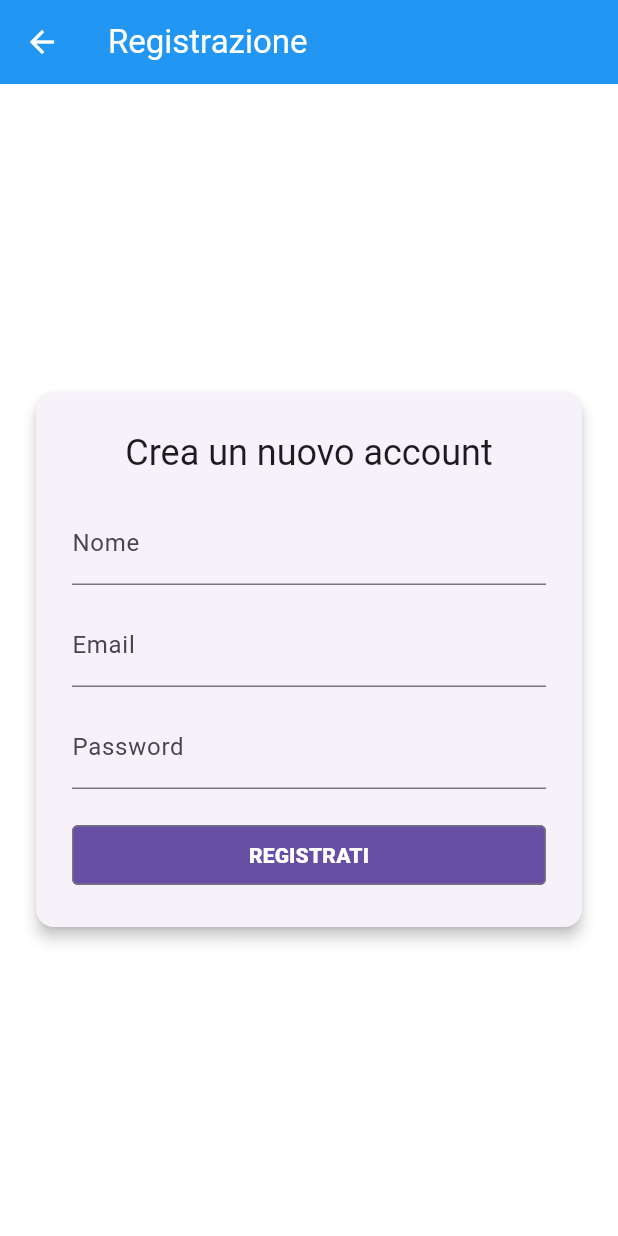
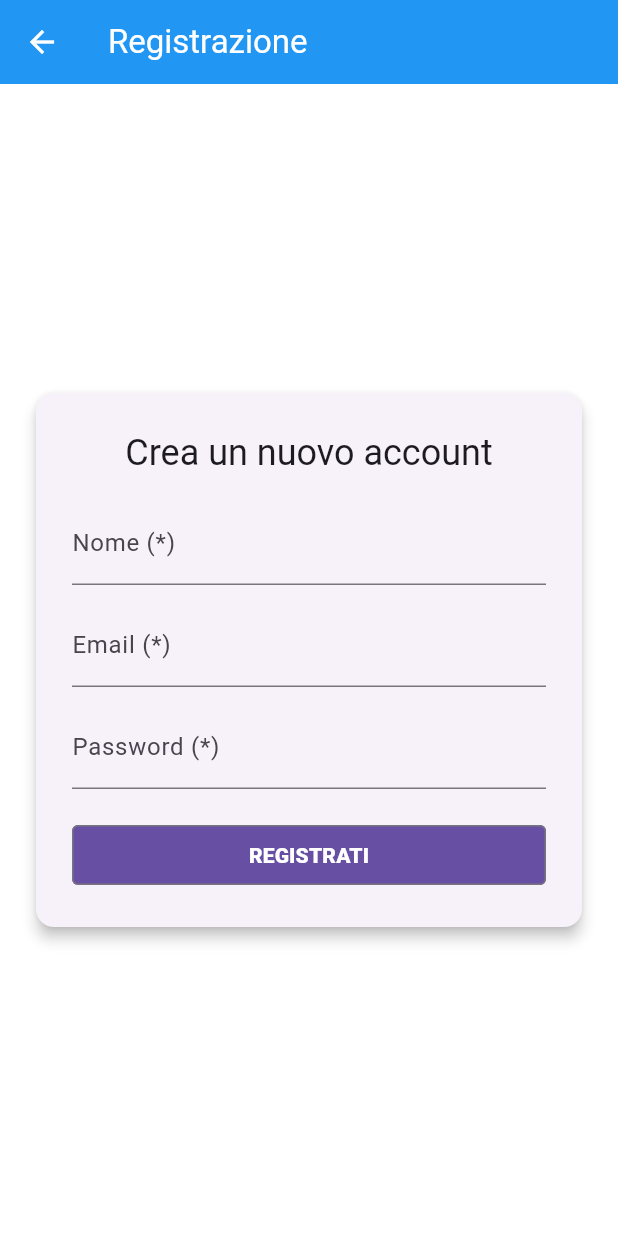
Before and after one commit to ilxBoschetto/splash, a Flutter app: the RegisterScreen screen opened by its route, on a phone screen of 412 x 824 dp. Run offline on Flutter 3.47's test engine with Material 3 defaults, Android fonts, the phone set to English and light mode, and no system bars; our stand-ins replace flutter_dotenv, flutter_map, geolocator, latlong2, shared_preferences; accounts and stored records are empty; network calls fail.

Commit message:
Added required information in register

```diff
--- a/application/lib/screens/register_screen.dart
+++ b/application/lib/screens/register_screen.dart
@@ -96,19 +96,19 @@ class _RegisterScreenState extends State<RegisterScreen> {
                     ),
                   TextField(
                     controller: nameController,
-                    decoration: const InputDecoration(labelText: 'Nome'),
+                    decoration: const InputDecoration(labelText: 'Nome (*)'),
                   ),
                   const SizedBox(height: 12),
                   TextField(
                     controller: emailController,
                     keyboardType: TextInputType.emailAddress,
-                    decoration: const InputDecoration(labelText: 'Email'),
+                    decoration: const InputDecoration(labelText: 'Email (*)'),
                   ),
                   const SizedBox(height: 12),
                   TextField(
                     controller: passwordController,
                     obscureText: true,
-                    decoration: const InputDecoration(labelText: 'Password'),
+                    decoration: const InputDecoration(labelText: 'Password (*)'),
                   ),
                   const SizedBox(height: 20),
                   SizedBox(
```
